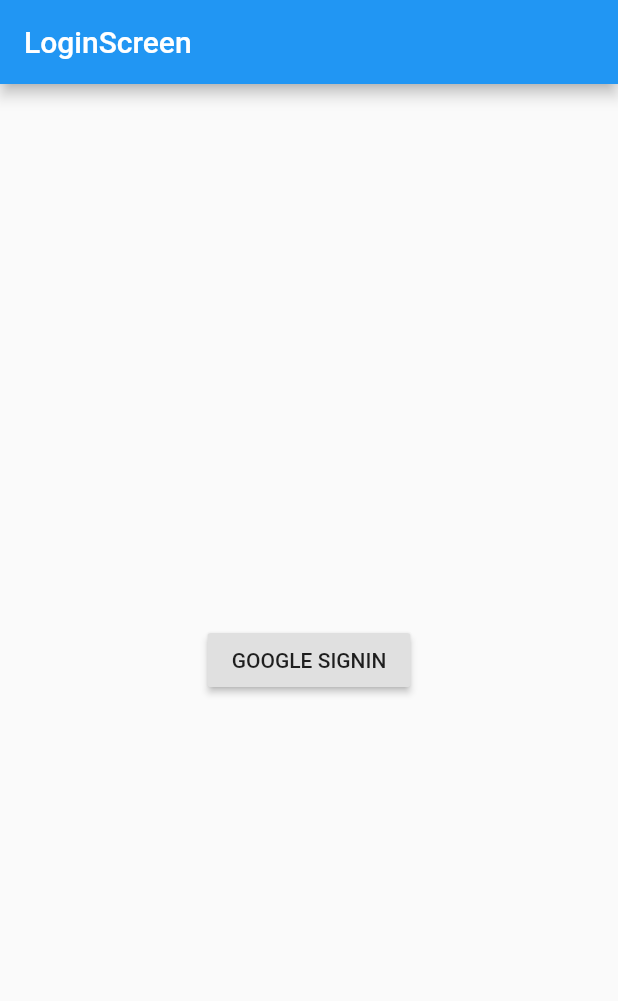
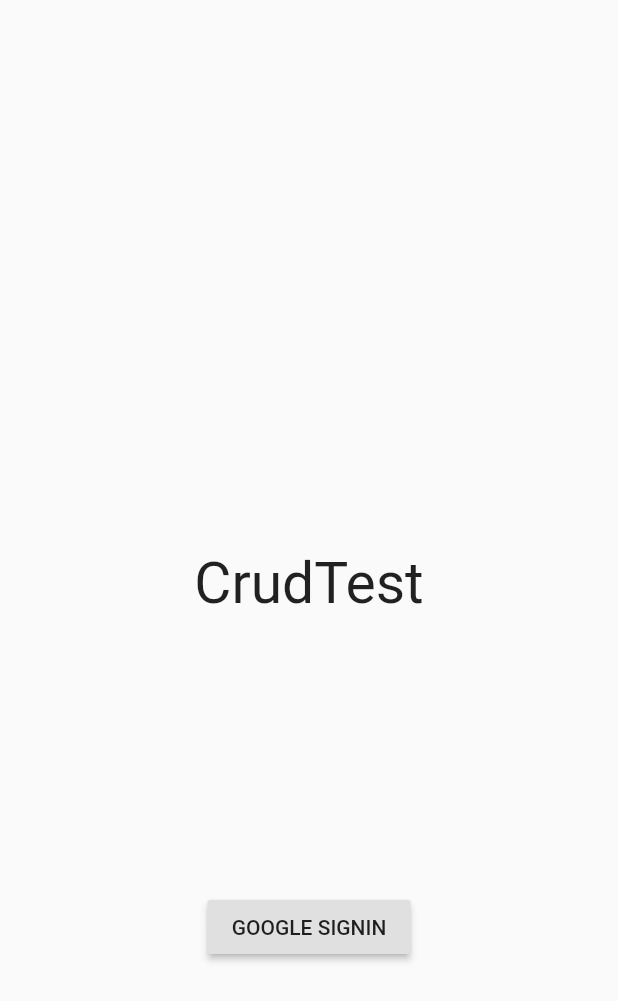
Before and after one commit to johnnydevvcodes/crud_test, a Flutter app: the screen it shows after launch, on a phone screen of 412 x 824 dp. Shown: the top 1001 px of the screen. Run offline on Flutter 3.47's test engine with Material 2 defaults, Android fonts, the phone set to English and light mode, and no system bars; our stand-ins replace cached_network_image, carousel_slider, cloud_firestore, firebase_auth, firebase_core, firebase_storage and 5 more; missing offline and left inert: multi_image_picker; accounts and stored records are empty.

Commit message:
user waiting

```diff
--- a/lib/login_screen.dart
+++ b/lib/login_screen.dart
@@ -38,10 +38,18 @@ class _LoginScreenState extends State<LoginScreen> {
   @override
   Widget build(BuildContext context) {
     return Scaffold(
-      appBar: AppBar(
-        title: Text("LoginScreen"),
+      body: Column(
+        children: <Widget>[
+          Expanded(
+            flex: 1,
+            child: Align(
+              alignment: Alignment.bottomCenter,
+              child: Text("CrudTest",style: TextStyle(fontSize: 38),),
             ),
-      body: Container(
+          ),
+          Expanded(
+            flex: 1,
+            child: Container(
               child: Center(
                 child: RaisedButton(
                   child: Text("GOOGLE SIGNIN"),
@@ -52,7 +60,8 @@ class _LoginScreenState extends State<LoginScreen> {
                         Navigator.push(
                           context,
                           MaterialPageRoute(
-                      builder: (context) => HomeScreen(user: _currentUser),
+                            builder: (context) =>
+                                HomeScreen(user: _currentUser),
                           ),
                         );
                       }
@@ -60,6 +69,9 @@ class _LoginScreenState extends State<LoginScreen> {
                   },
                 ),
               ),
+            ),
+          ),
+        ],
       ),
     );
   }
--- a/pubspec.yaml
+++ b/pubspec.yaml
@@ -35,6 +35,7 @@ dependencies:
   transparent_image: ^1.0.0
   carousel_slider: ^2.1.0
   cached_network_image: ^2.2.0+1
+  loading_overlay: ^0.2.1
 dev_dependencies:
   flutter_test:
     sdk: flutter
```
Also changed, not shown: lib/home_screen.dart (+19 -12 lines), lib/viewing_image_screen.dart (+25 -17 lines), pubspec.lock. Lines whose indentation alone changed are shown as unchanged.
